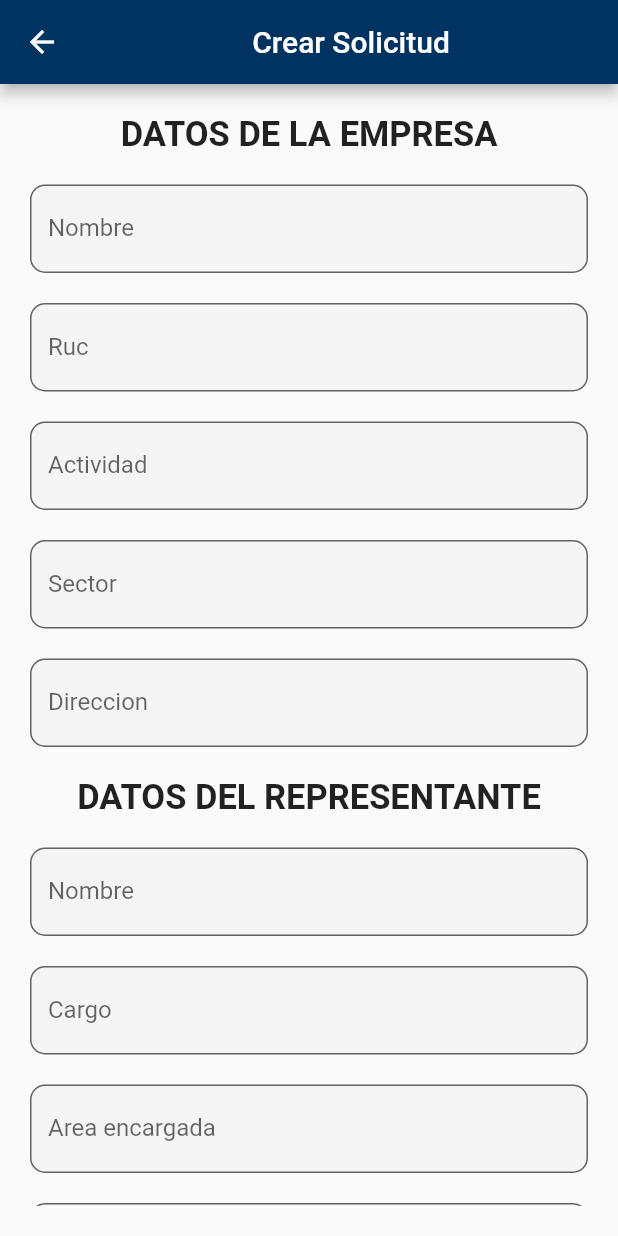
After one commit to Jheyson-911/proyecto_integrador_c6, a Flutter app: the FormSoli screen opened directly, on a phone screen of 412 x 824 dp. The commit adds this screen. Run offline on Flutter 3.47's test engine with Material 2 defaults, Android fonts, the phone set to English and light mode, and no system bars; missing offline and left inert: dart_jsonwebtoken; Roboto replaces fonts that are missing (RobotoMono).

Commit message:
acance de solicitudes

```diff
--- a/lib/services/solicitudes/solicitud_service.dart
+++ b/lib/services/solicitudes/solicitud_service.dart
@@ -5,7 +5,7 @@ import 'package:proyecto_integrador_c6/services/solicitudes/solicitudes.dart';
 import 'package:http/http.dart' as http;
 
 class SolicitudDBService {
-  static final String API_URL = "http://10.80.100.98:3000";
+  static final String API_URL = "http://192.168.1.9:3000";
 
   static Future<List<Solicitud>> getSolicitudes() async {
     var url = API_URL + "/apiv1/solicitud/all";
--- a/lib/ui/components/solicitudes/caja_pelicula.dart
+++ b/lib/ui/components/solicitudes/caja_pelicula.dart
@@ -9,7 +9,9 @@ class CajaSolicitud extends StatelessWidget {
   Widget build(BuildContext context) {
     return ListTile(
       title: Text(soli.nombreEmpresa),
+      leading: Icon(Icons.train),
       subtitle: Text(soli.actividad),
+      trailing: Icon(Icons.save),
     );
   }
 }
--- /dev/null
+++ b/lib/ui/components/solicitudes/form.dart
@@ -0,0 +1,294 @@
+import 'dart:convert';
+import 'dart:io';
+
+import "package:flutter/material.dart";
+import 'package:proyecto_integrador_c6/ui/components/solicitudes/solicitudes_page.dart';
+import 'package:http/http.dart' as http;
+import 'package:dart_jsonwebtoken/dart_jsonwebtoken.dart';
+
+class FormSoli extends StatefulWidget {
+  const FormSoli({super.key});
+  @override
+  State<FormSoli> createState() => _SolicitudesPageState();
+}
+
+class _SolicitudesPageState extends State<FormSoli> {
+  final _formKey = GlobalKey<FormState>();
+  late TextEditingController _controllerName;
+  late TextEditingController _controllerRuc;
+  late TextEditingController _controllerActividad;
+  late TextEditingController _controllerSector;
+  late TextEditingController _controllerDireccion;
+  late TextEditingController _controllerNombre;
+  late TextEditingController _controllerCargo;
+  late TextEditingController _controllerAreaEncargada;
+  late TextEditingController _controllerDescripcion;
+
+  @override
+  void initState() {
+    _controllerName = TextEditingController(text: "");
+    _controllerRuc = TextEditingController(text: "");
+    _controllerActividad = TextEditingController(text: "");
+    _controllerSector = TextEditingController(text: "");
+    _controllerDireccion = TextEditingController(text: "");
+    _controllerNombre = TextEditingController(text: "");
+    _controllerCargo = TextEditingController(text: "");
+    _controllerAreaEncargada = TextEditingController(text: "");
+    _controllerDescripcion = TextEditingController(text: "");
+    super.initState();
+  }
+
+  @override
+  Widget build(BuildContext context) {
+    return Scaffold(
+      appBar: AppBar(
+          title: Center(
+        child: Text(
+          'Crear Solicitud',
+        ),
+      )),
+      body: Container(
+        padding: const EdgeInsets.all(20),
+        child: SingleChildScrollView(
+          child: Column(
+            children: [
+              Form(
+                key: _formKey,
+                child: Column(
+                  children: [
+                    Text(
+                      'DATOS DE LA EMPRESA',
+                      style: TextStyle(
+                        fontWeight: FontWeight.bold,
+                        fontSize: 23.0,
+                      ),
+                    ),
+                    const SizedBox(
+                      height: 20.0,
+                    ),
+                    TextFormField(
+                      controller: _controllerName,
+                      decoration: const InputDecoration(
+                          filled: true,
+                          fillColor: Color(0xFFf5f5f5),
+                          border: OutlineInputBorder(
+                              borderRadius:
+                                  BorderRadius.all(Radius.circular(10))),
+                          focusedBorder: OutlineInputBorder(
+                              borderSide: BorderSide(
+                                  width: 2.0, color: Color(0xFF003361)),
+                              borderRadius:
+                                  BorderRadius.all(Radius.circular(10))),
+                          label: Text("Nombre")),
+                    ),
+                    const SizedBox(
+                      height: 20.0,
+                    ),
+                    TextFormField(
+                      controller: _controllerRuc,
+                      decoration: const InputDecoration(
+                          filled: true,
+                          fillColor: Color(0xFFf5f5f5),
+                          border: OutlineInputBorder(
+                              borderRadius:
+                                  BorderRadius.all(Radius.circular(10))),
+                          focusedBorder: OutlineInputBorder(
+                              borderSide: BorderSide(
+                                  width: 2.0, color: Color(0xFF003361)),
+                              borderRadius:
+                                  BorderRadius.all(Radius.circular(10))),
+                          label: Text("Ruc")),
+                    ),
+                    const SizedBox(
+                      height: 20.0,
+                    ),
+                    TextFormField(
+                      controller: _controllerActividad,
+                      decoration: const InputDecoration(
+                          filled: true,
+                          fillColor: Color(0xFFf5f5f5),
+                          border: OutlineInputBorder(
+                              borderRadius:
+                                  BorderRadius.all(Radius.circular(10))),
+                          focusedBorder: OutlineInputBorder(
+                              borderSide: BorderSide(
+                                  width: 2.0, color: Color(0xFF003361)),
+                              borderRadius:
+                                  BorderRadius.all(Radius.circular(10))),
+                          label: Text("Actividad")),
+                    ),
+                    const SizedBox(
+                      height: 20.0,
+                    ),
+                    TextFormField(
+                      controller: _controllerSector,
+                      decoration: const InputDecoration(
+                          filled: true,
+                          fillColor: Color(0xFFf5f5f5),
+                          border: OutlineInputBorder(
+                              borderRadius:
+                                  BorderRadius.all(Radius.circular(10))),
+                          focusedBorder: OutlineInputBorder(
+                              borderSide: BorderSide(
+                                  width: 2.0, color: Color(0xFF003361)),
+                              borderRadius:
+                                  BorderRadius.all(Radius.circular(10))),
+                          label: Text("Sector")),
+                    ),
+                    const SizedBox(
+                      height: 20.0,
+                    ),
+                    TextFormField(
+                      controller: _controllerDireccion,
+                      decoration: const InputDecoration(
+                          filled: true,
+                          fillColor: Color(0xFFf5f5f5),
+                          border: OutlineInputBorder(
+                              borderRadius:
+                                  BorderRadius.all(Radius.circular(10))),
+                          focusedBorder: OutlineInputBorder(
+                              borderSide: BorderSide(
+                                  width: 2.0, color: Color(0xFF003361)),
+                              borderRadius:
+                                  BorderRadius.all(Radius.circular(10))),
+                          label: Text("Direccion")),
+                    ),
+                    const SizedBox(
+                      height: 20.0,
+                    ),
+                    Text(
+                      'DATOS DEL REPRESENTANTE',
+                      style: TextStyle(
+                        fontWeight: FontWeight.bold,
+                        fontSize: 23.0,
+                      ),
+                    ),
+                    const SizedBox(
+                      height: 20.0,
+                    ),
+                    TextFormField(
+                      controller: _controllerNombre,
+                      decoration: const InputDecoration(
+                          filled: true,
+                          fillColor: Color(0xFFf5f5f5),
+                          border: OutlineInputBorder(
+                              borderRadius:
+                                  BorderRadius.all(Radius.circular(10))),
+                          focusedBorder: OutlineInputBorder(
+                              borderSide: BorderSide(
+                                  width: 2.0, color: Color(0xFF003361)),
+                              borderRadius:
+                                  BorderRadius.all(Radius.circular(10))),
+                          label: Text("Nombre")),
+                    ),
+                    const SizedBox(
+                      height: 20.0,
+                    ),
+                    TextFormField(
+                      controller: _controllerCargo,
+                      decoration: const InputDecoration(
+                          filled: true,
+                          fillColor: Color(0xFFf5f5f5),
+                          border: OutlineInputBorder(
+                              borderRadius:
+                                  BorderRadius.all(Radius.circular(10))),
+                          focusedBorder: OutlineInputBorder(
+                              borderSide: BorderSide(
+                                  width: 2.0, color: Color(0xFF003361)),
+                              borderRadius:
+                                  BorderRadius.all(Radius.circular(10))),
+                          label: Text("Cargo")),
+                    ),
+                    const SizedBox(
+                      height: 20.0,
+                    ),
+                    TextFormField(
+                      controller: _controllerAreaEncargada,
+                      decoration: const InputDecoration(
+                          filled: true,
+                          fillColor: Color(0xFFf5f5f5),
+                          border: OutlineInputBorder(
+                              borderRadius:
+                                  BorderRadius.all(Radius.circular(10))),
+                          focusedBorder: OutlineInputBorder(
+                              borderSide: BorderSide(
+                                  width: 2.0, color: Color(0xFF003361)),
+                              borderRadius:
+                                  BorderRadius.all(Radius.circular(10))),
+                          label: Text("Area encargada")),
+                    ),
+                    const SizedBox(
+                      height: 20.0,
+                    ),
+                    TextFormField(
+                      controller: _controllerDescripcion,
+                      decoration: const InputDecoration(
+                          filled: true,
+                          fillColor: Color(0xFFf5f5f5),
+                          border: OutlineInputBorder(
+                              borderRadius:
+                                  BorderRadius.all(Radius.circular(10))),
+                          focusedBorder: OutlineInputBorder(
+                              borderSide: BorderSide(
+                                  width: 2.0, color: Color(0xFF003361)),
+                              borderRadius:
+                                  BorderRadius.all(Radius.circular(10))),
+                          label:
+                              Text("Descripción de la solicitud (opcional)")),
+                    ),
+                    const SizedBox(
+                      height: 20.0,
+                    ),
+                    Row(
+                      mainAxisAlignment: MainAxisAlignment.spaceEvenly,
+                      children: [
+                        ElevatedButton(
+                          style: ElevatedButton.styleFrom(
+                              primary: Color.fromARGB(255, 202, 16, 16)),
+                          onPressed: () async {
+                            Navigator.pop(
+                              context,
+                            );
+                            var data;
+                            var response;
+                            data = {
+                              "nombre_empresa": _controllerName.text,
+                              "ruc": _controllerRuc.text,
+                              "actividad": _controllerActividad.text,
+                              "sector": _controllerSector.text,
+                              "direccion": _controllerDireccion.text,
+                              "representante": _controllerNombre.text,
+                              "cargo": _controllerCargo.text,
+                              "area": _controllerAreaEncargada.text,
+                              "descripcion": _controllerDescripcion.text
+                            };
+                          },
+                          child: const Icon(Icons.exit_to_app),
+                        ),
+                        ElevatedButton(
+                          style: ElevatedButton.styleFrom(
+                              primary: Color.fromARGB(255, 11, 168, 90)),
+                          onPressed: () async {
+                            Navigator.pop(
+                              context,
+                            );
+                            var data;
+                            var response;
+                          },
+                          child: const Icon(Icons.save),
+                        ),
+                      ],
+                    ),
+                    const SizedBox(
+                      height: 5.0,
+                    ),
+                  ],
+                ),
+              )
+            ],
+          ),
+        ),
+      ),
+    );
+  }
+}
--- a/lib/ui/components/solicitudes/solicitudes_page.dart
+++ b/lib/ui/components/solicitudes/solicitudes_page.dart
@@ -1,6 +1,7 @@
 import "package:flutter/material.dart";
 import 'package:proyecto_integrador_c6/services/solicitudes/solicitud_service.dart';
 import 'package:proyecto_integrador_c6/ui/components/solicitudes/caja_pelicula.dart';
+import 'package:proyecto_integrador_c6/ui/components/solicitudes/form.dart';
 import 'package:proyecto_integrador_c6/ui/components/solicitudes/spinner.dart';
 
 class SolicitudesPage extends StatefulWidget {
@@ -38,6 +39,16 @@ class SolicitudesDBPage extends StatelessWidget {
             return SpinnerWidget();
           }
         },
-    ));
+      ),
+      floatingActionButton: FloatingActionButton(
+        onPressed: () {
+          Navigator.push(
+            context,
+            MaterialPageRoute(builder: (context) => FormSoli()),
+          );
+        },
+        child: const Icon(Icons.add),
+      ),
+    );
   }
 }
--- a/lib/ui/login_page.dart
+++ b/lib/ui/login_page.dart
@@ -21,8 +21,8 @@ class _LoginPageState extends State<LoginPage> {
 
   @override
   void initState() {
-    _controllerUsername = TextEditingController(text: "jheyson123");
-    _controllerPassword = TextEditingController(text: "admin123");
+    _controllerUsername = TextEditingController(text: "fanny1");
+    _controllerPassword = TextEditingController(text: "123456");
     super.initState();
   }
 
@@ -115,7 +115,7 @@ class _LoginPageState extends State<LoginPage> {
 
                         try {
                           var url = Uri.parse(
-                              "http://10.80.100.98:3000/apiv1/auth/login");
+                              "http://192.168.1.9:3000/apiv1/auth/login");
 
                           response = await http.post(url,
                               headers: {
```
Lines whose indentation alone changed are shown as unchanged.
